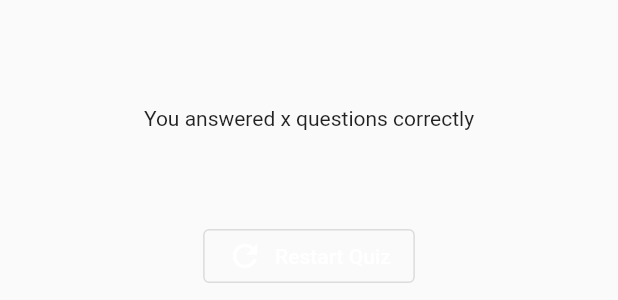
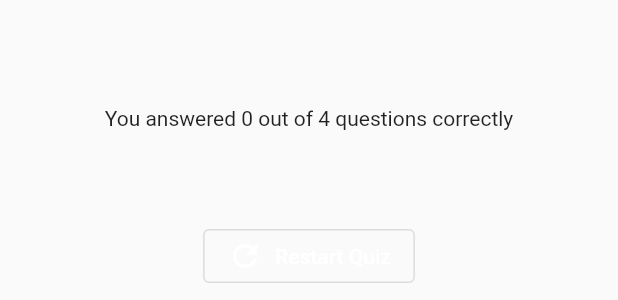
Before and after one commit to adekams/fl_simple_quiz, a Flutter app: the Result widget shown alone on an empty page, opened directly with empty values, on a phone screen of 412 x 824 dp. Shown: the part 419-719 px from the top of the screen. Run offline on Flutter 3.47's test engine with Material 2 defaults, Android fonts, the phone set to English and light mode, and no system bars; our stand-ins replace google_fonts.

Commit message:
calculating question number

```diff
--- a/lib/result.dart
+++ b/lib/result.dart
@@ -25,6 +25,13 @@ class Result extends StatelessWidget {
 
   @override
   Widget build(BuildContext context) {
+    final summaryData = getSummaryData();
+
+    final numTotalQuestions = questionContent.length;
+    final numCorrectQuestions = summaryData.where((data) {
+      return data['choosen_answer'] == data['correct_answer'];
+    }).length;
+
     return SizedBox(
       width: double.infinity,
       child: Container(
@@ -34,12 +41,13 @@ class Result extends StatelessWidget {
         child: Column(
           mainAxisAlignment: MainAxisAlignment.center,
           children: [
-            const Text('You answered x questions correctly'),
+            Text(
+                'You answered $numCorrectQuestions out of $numTotalQuestions questions correctly'),
             const SizedBox(
               height: 30,
             ),
             QuestionsSummary(
-              getSummaryData(),
+              summaryData,
             ),
             const SizedBox(
               height: 30,
```
